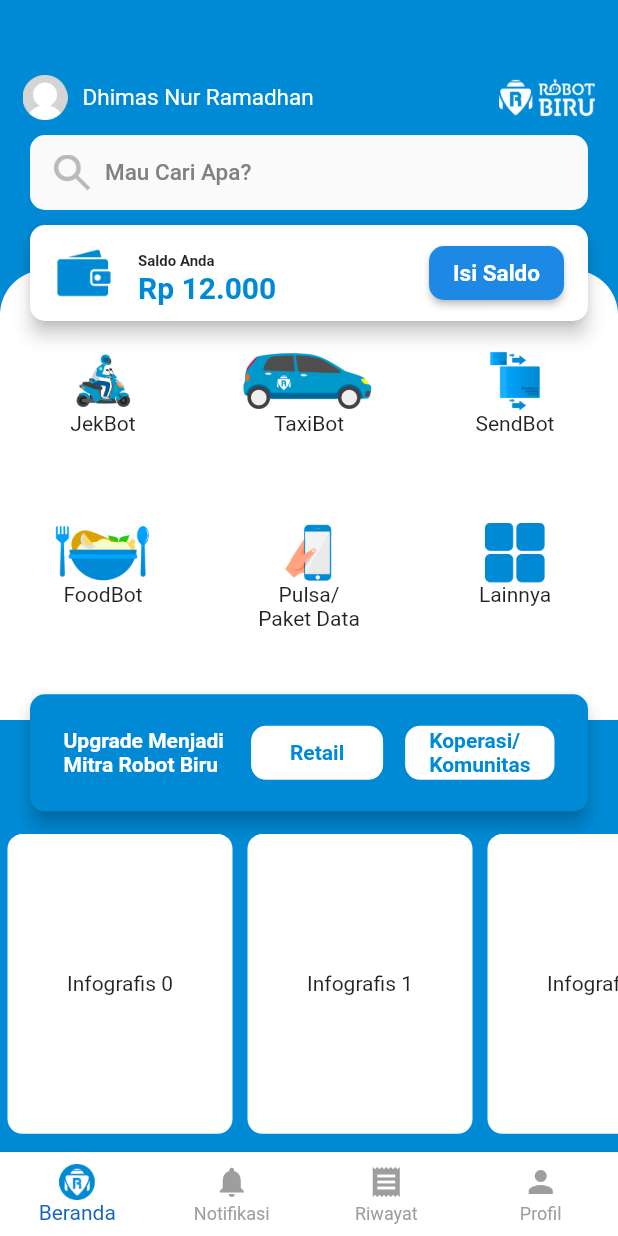
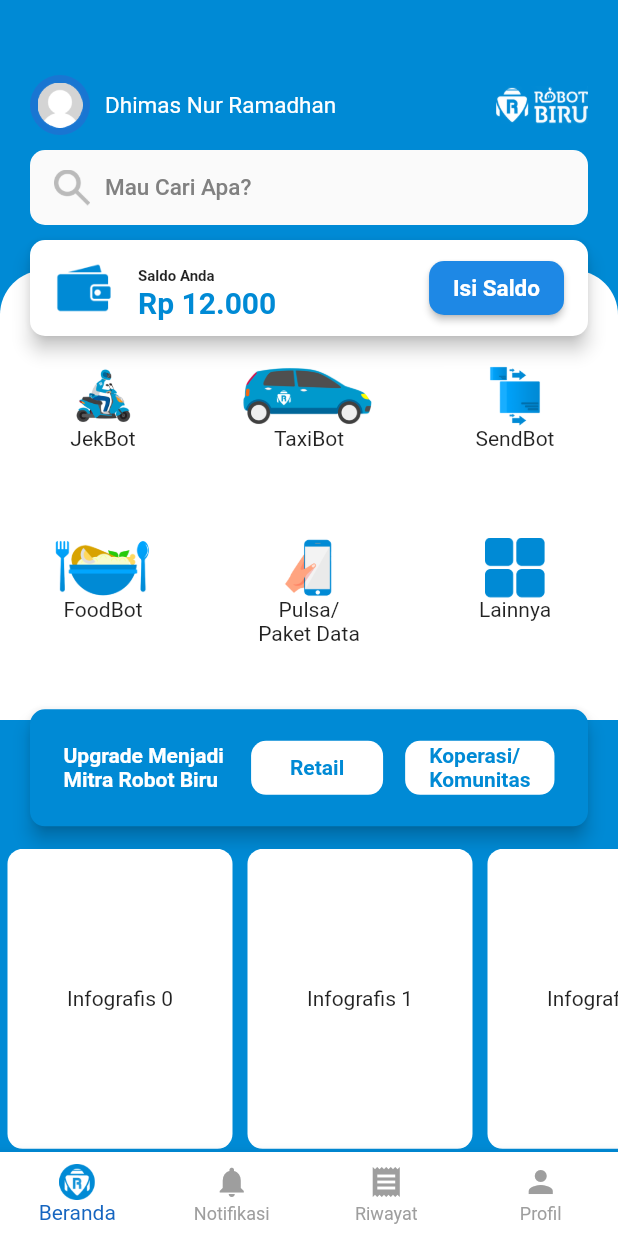
Before and after one commit to idhamramadito/robotbiru, a Flutter app: the screen it shows after launch, on a phone screen of 412 x 824 dp. Run offline on Flutter 3.47's test engine with Material 2 defaults, Android fonts, the phone set to English and light mode, and no system bars; our stand-ins replace modal_bottom_sheet.

Commit message:
added button functionalities

```diff
--- a/homepage/lib/pages/dashboard_tabs/home/UI_components/infographics.dart
+++ b/homepage/lib/pages/dashboard_tabs/home/UI_components/infographics.dart
@@ -14,13 +14,16 @@ class Infographics extends StatelessWidget {
         scrollDirection: Axis.horizontal,
         //itemCount: <JUMLAH DATA>
         itemBuilder: (context, index) {
-          return Container(
+          return InkWell(
+            onTap: () {},
+            child: Container(
               margin: EdgeInsets.symmetric(horizontal: 5),
               width: 150,
               decoration: BoxDecoration(
                   color: Colors.white,
                   borderRadius: BorderRadius.all(Radius.circular(10.0))),
               child: Center(child: Text("Infografis $index")),
+            ),
           );
         },
       ),
--- a/homepage/lib/pages/dashboard_tabs/home/UI_components/promo_card.dart
+++ b/homepage/lib/pages/dashboard_tabs/home/UI_components/promo_card.dart
@@ -15,7 +15,9 @@ class PromoCard extends StatelessWidget {
         physics: NeverScrollableScrollPhysics(),
         itemCount: 3,
         itemBuilder: (context, index) {
-          return Container(
+          return InkWell(
+            onTap: () {},
+            child: Container(
               margin: EdgeInsets.symmetric(vertical: 5),
               padding: EdgeInsets.all(15),
               decoration: BoxDecoration(
@@ -35,6 +37,7 @@ class PromoCard extends StatelessWidget {
                       child: Image.asset("images/promo${index + 1}.png")),
                 ],
               ),
+            ),
           );
         },
       ),
--- a/homepage/lib/pages/dashboard_tabs/home/UI_components/user_info.dart
+++ b/homepage/lib/pages/dashboard_tabs/home/UI_components/user_info.dart
@@ -8,39 +8,25 @@ class UserInfo extends StatelessWidget {
   @override
   Widget build(BuildContext context) {
     return Container(
-      margin: EdgeInsets.only(top: 50),
+      margin: EdgeInsets.only(top: 50, left: 20, right: 20),
       child: Row(
         mainAxisAlignment: MainAxisAlignment.spaceBetween,
         children: [
-          Row(
-            children: [
-              Container(
-                margin: EdgeInsets.only(left: 15),
-                child: Image.asset(
-                  "images/profile_photo.png",
-                  width: 30,
-                  height: 30,
-                ),
-              ),
-              SizedBox(
-                width: 10,
-              ),
-              Container(
-                child: Text(
+          InkWell(
+            onTap: () {},
+            child: Row(
+              children: [
+                CircleAvatar(
+                    child: Image.asset("images/profile_photo.png", height: 30)),
+                SizedBox(width: 10),
+                Text(
                   "Dhimas Nur Ramadhan",
                   style: TextStyle(color: Colors.white, fontSize: 15),
-                ),
-              )
-            ],
+                )
+              ],
+            ),
           ),
-          Container(
-            margin: EdgeInsets.only(right: 15),
-            child: Image.asset(
-              "images/logo.png",
-              width: 65,
-              height: 26,
-            ),
-          )
+          Image.asset("images/logo.png", height: 25)
         ],
       ),
     );
```
Lines whose indentation alone changed are shown as unchanged.
